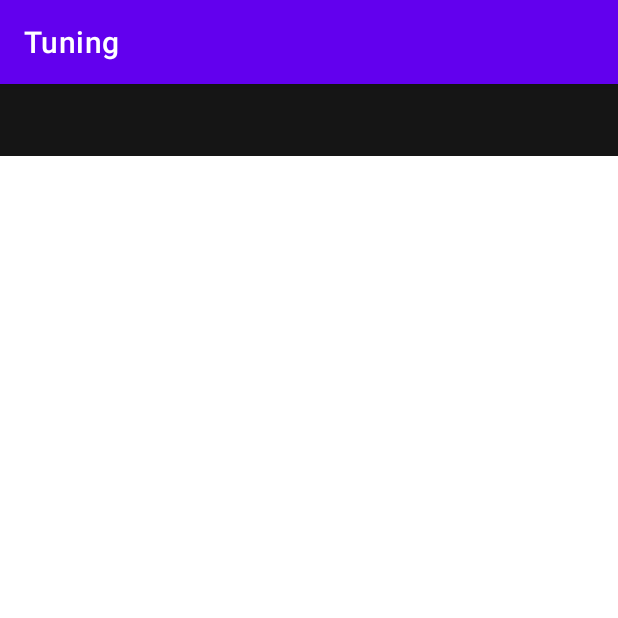
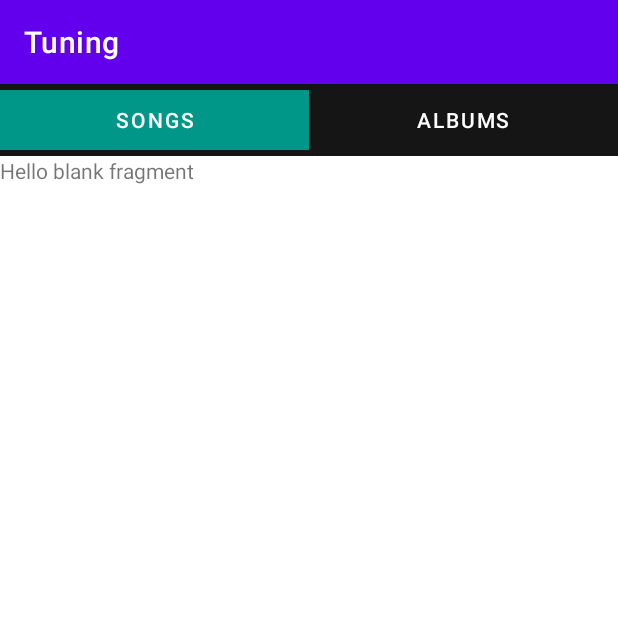
Before and after one commit to MashRafi-313/Tuning, an Android app: the screen it shows after launch (MainActivity), on a phone screen of 412 x 824 dp, the top half of it. Run offline under Robolectric (Android 15) with nearby library versions, the phone set to English and light mode, and no system bars.

Commit message:
Front page Creation

```diff
--- a/app/build.gradle
+++ b/app/build.gradle
@@ -4,12 +4,12 @@ plugins {
 
 android {
     namespace 'com.example.tuning'
-    compileSdk 32
+    compileSdk 33
 
     defaultConfig {
         applicationId "com.example.tuning"
         minSdk 21
-        targetSdk 32
+        targetSdk 33
         versionCode 1
         versionName "1.0"
 
--- a/app/src/main/AndroidManifest.xml
+++ b/app/src/main/AndroidManifest.xml
@@ -11,7 +11,7 @@
         android:roundIcon="@mipmap/ic_launcher_round"
         android:supportsRtl="true"
         android:theme="@style/Theme.Tuning"
-        tools:targetApi="31">
+        tools:targetApi="33">
         <activity
             android:name=".MainActivity"
             android:exported="true">
--- /dev/null
+++ b/app/src/main/java/com/example/tuning/AlbumFragment.java
@@ -0,0 +1,34 @@
+package com.example.tuning;
+
+import android.os.Bundle;
+
+import androidx.fragment.app.Fragment;
+
+import android.view.LayoutInflater;
+import android.view.View;
+import android.view.ViewGroup;
+
+/**
+ * A simple {@link Fragment} subclass.
+ * Use the {@link AlbumFragment#newInstance} factory method to
+ * create an instance of this fragment.
+ */
+public class AlbumFragment extends Fragment {
+
+
+    public AlbumFragment() {
+        // Required empty public constructor
+    }
+
+
+
+
+
+    @Override
+    public View onCreateView(LayoutInflater inflater, ViewGroup container,
+                             Bundle savedInstanceState) {
+        // Inflate the layout for this fragment
+        View view=inflater.inflate(R.layout.fragment_album, container, false);
+        return view;
+    }
+}
--- a/app/src/main/java/com/example/tuning/MainActivity.java
+++ b/app/src/main/java/com/example/tuning/MainActivity.java
@@ -1,6 +1,7 @@
 package com.example.tuning;
 
 import androidx.annotation.NonNull;
+import androidx.annotation.Nullable;
 import androidx.appcompat.app.AppCompatActivity;
 import androidx.fragment.app.Fragment;
 import androidx.fragment.app.FragmentManager;
@@ -11,6 +12,8 @@ import android.app.admin.FactoryResetProtectionPolicy;
 import android.os.Bundle;
 
 import com.google.android.material.tabs.TabLayout;
+
+import java.util.ArrayList;
 
 public class MainActivity extends AppCompatActivity {
 
@@ -24,5 +27,57 @@ public class MainActivity extends AppCompatActivity {
     private void initViewPager() {
         ViewPager viewPager = findViewById(R.id.viewpager);
         TabLayout tabLayout = findViewById(R.id.tab_layout);
+        ViewPagerAdapter viewPagerAdapter = new ViewPagerAdapter(getSupportFragmentManager());
+        viewPagerAdapter.addFragments(new SongsFragment(),"Songs");
+        viewPagerAdapter.addFragments(new AlbumFragment(),"Albums");
+        viewPager.setAdapter(viewPagerAdapter);
+        tabLayout.setupWithViewPager(viewPager);
+    }
+
+    public static class ViewPagerAdapter extends FragmentPagerAdapter{
+
+        private ArrayList<Fragment> fragments;
+        private ArrayList<String> titles;
+
+
+        public ViewPagerAdapter(@NonNull FragmentManager fm) {
+            super(fm);
+            this.fragments = new ArrayList<>();
+            this.titles = new ArrayList<>();
+        }
+
+        void addFragments(Fragment fragment,String title){
+            fragments.add(fragment);
+            titles.add(title);
+        }
+
+        //Return the Fragment associated with a specified position.
+        @NonNull
+        @Override
+        public Fragment getItem(int position) {
+            return fragments.get(position);
+        }
+
+
+        //Return the number of views available.
+        @Override
+        public int getCount() {
+            return fragments.size();
+        }
+
+        /**
+         * This method may be called by the ViewPager to obtain a title string
+         * to describe the specified page. This method may return null
+         * indicating no title for this page. The default implementation returns
+         * null.
+         *
+         * @param position The position of the title requested
+         * @return A title for the requested page
+         */
+        @Nullable
+        @Override
+        public CharSequence getPageTitle(int position) {
+            return titles.get(position);
+        }
     }
 }
--- /dev/null
+++ b/app/src/main/java/com/example/tuning/SongsFragment.java
@@ -0,0 +1,30 @@
+package com.example.tuning;
+
+import android.os.Bundle;
+
+import androidx.fragment.app.Fragment;
+
+import android.view.LayoutInflater;
+import android.view.View;
+import android.view.ViewGroup;
+
+
+public class SongsFragment extends Fragment {
+
+
+
+    public SongsFragment() {
+        // Required empty public constructor
+    }
+
+
+
+    @Override
+    public View onCreateView(LayoutInflater inflater, ViewGroup container,
+                             Bundle savedInstanceState) {
+        // Inflate the layout for this fragment
+
+        View view = inflater.inflate(R.layout.fragment_songs, container, false);
+        return view;
+    }
+}
--- a/app/src/main/res/layout/activity_main.xml
+++ b/app/src/main/res/layout/activity_main.xml
@@ -13,8 +13,11 @@
         android:background="@color/colorPrimaryDark"
         android:id="@+id/tab_layout"
         app:tabIndicatorFullWidth="true"
+        app:tabIndicatorHeight="40dp"
         app:tabIndicatorGravity="center"
+        app:tabIndicatorColor="#009688"
         app:tabTextColor="@color/colorAccent"/>
+
     <androidx.viewpager.widget.ViewPager
         android:layout_width="match_parent"
         android:layout_height="match_parent"
--- /dev/null
+++ b/app/src/main/res/layout/fragment_album.xml
@@ -0,0 +1,14 @@
+<?xml version="1.0" encoding="utf-8"?>
+<FrameLayout xmlns:android="http://schemas.android.com/apk/res/android"
+    xmlns:tools="http://schemas.android.com/tools"
+    android:layout_width="match_parent"
+    android:layout_height="match_parent"
+    tools:context=".AlbumFragment">
+
+    <!-- TODO: Update blank fragment layout -->
+    <TextView
+        android:layout_width="match_parent"
+        android:layout_height="match_parent"
+        android:text="@string/hello_blank_fragment" />
+
+</FrameLayout>
--- /dev/null
+++ b/app/src/main/res/layout/fragment_songs.xml
@@ -0,0 +1,14 @@
+<?xml version="1.0" encoding="utf-8"?>
+<FrameLayout xmlns:android="http://schemas.android.com/apk/res/android"
+    xmlns:tools="http://schemas.android.com/tools"
+    android:layout_width="match_parent"
+    android:layout_height="match_parent"
+    tools:context=".SongsFragment">
+
+    <!-- TODO: Update blank fragment layout -->
+    <TextView
+        android:layout_width="match_parent"
+        android:layout_height="match_parent"
+        android:text="@string/hello_blank_fragment" />
+
+</FrameLayout>
--- a/app/src/main/res/values/strings.xml
+++ b/app/src/main/res/values/strings.xml
@@ -1,3 +1,5 @@
 <resources>
     <string name="app_name">Tuning</string>
+    <!-- TODO: Remove or change this placeholder text -->
+    <string name="hello_blank_fragment">Hello blank fragment</string>
 </resources>
```
